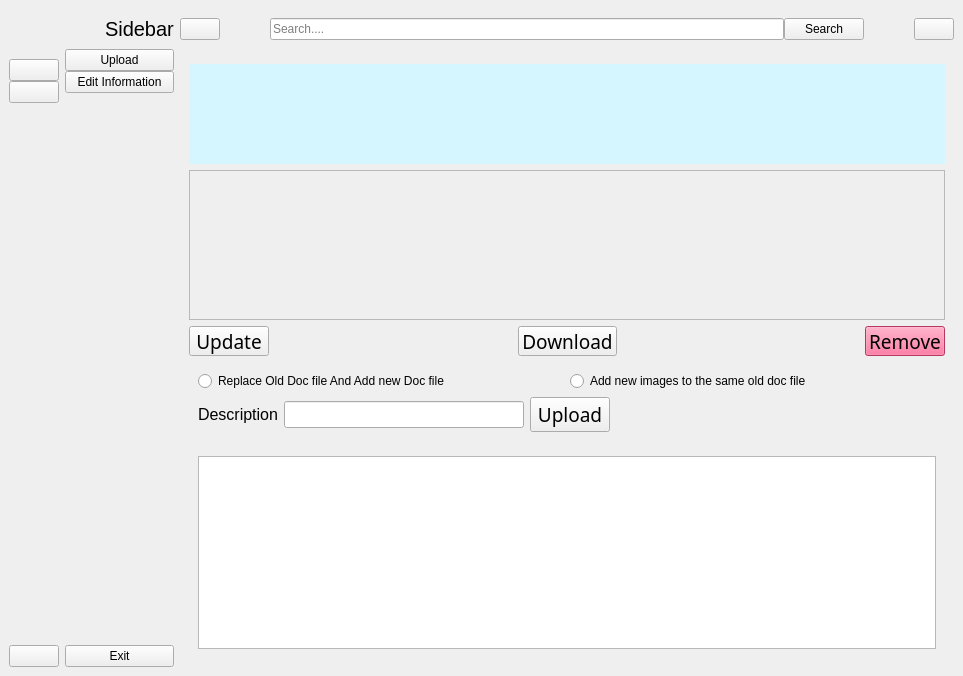
Before: the Qt Designer form base_ui.ui in KakashiJiyayou/test3_adding_UI_for_future_functional, drawn with Qt 5.
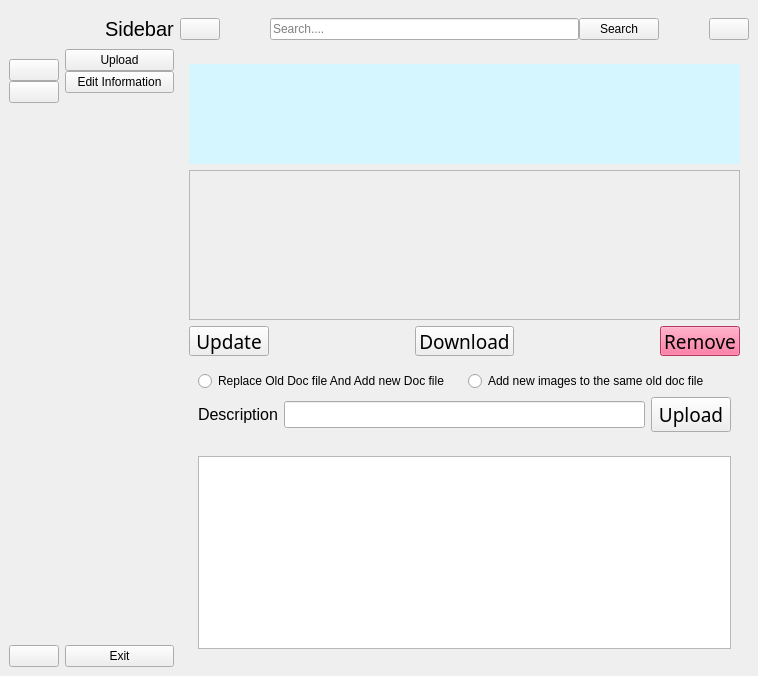
After: the same form once the commit is applied. Icons and pictures are not drawn.

The edit to the form file:
```diff
--- a/base_ui.ui
+++ b/base_ui.ui
@@ -6,7 +6,7 @@
    <rect>
     <x>0</x>
     <y>0</y>
-    <width>963</width>
+    <width>758</width>
     <height>676</height>
    </rect>
   </property>
@@ -643,7 +643,7 @@
                  <rect>
                   <x>0</x>
                   <y>0</y>
-                  <width>750</width>
+                  <width>545</width>
                   <height>148</height>
                  </rect>
                 </property>
@@ -667,7 +667,10 @@
                 </widget>
                </item>
                <item>
-                <widget class="QRadioButton" name="radioButton_2">
+                <widget class="QRadioButton" name="radioButton_addImage">
+                 <property name="enabled">
+                  <bool>true</bool>
+                 </property>
                  <property name="text">
                   <string>Add new images to the same old doc file</string>
                  </property>
@@ -718,19 +721,6 @@
                  </property>
                 </widget>
                </item>
-               <item>
-                <spacer name="horizontalSpacer_4">
-                 <property name="orientation">
-                  <enum>Qt::Horizontal</enum>
-                 </property>
-                 <property name="sizeHint" stdset="0">
-                  <size>
-                   <width>307</width>
-                   <height>20</height>
-                  </size>
-                 </property>
-                </spacer>
-               </item>
               </layout>
              </item>
             </layout>
```
Left out of the diff: 18 changed lines with no effect on the pictures.
